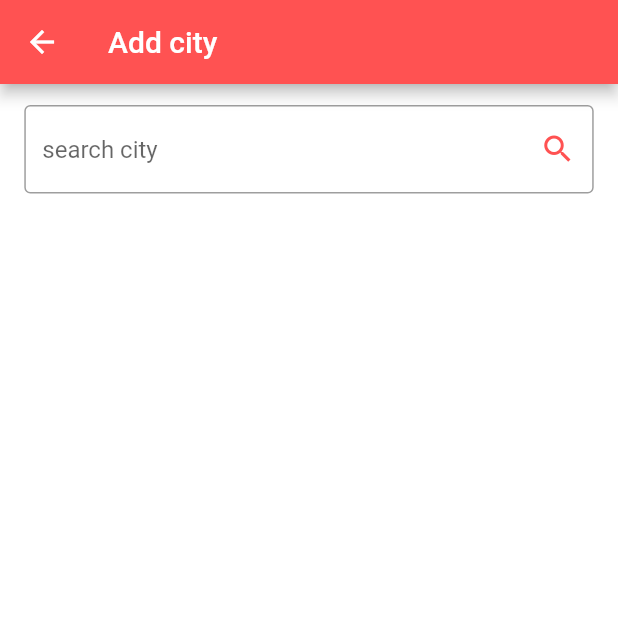
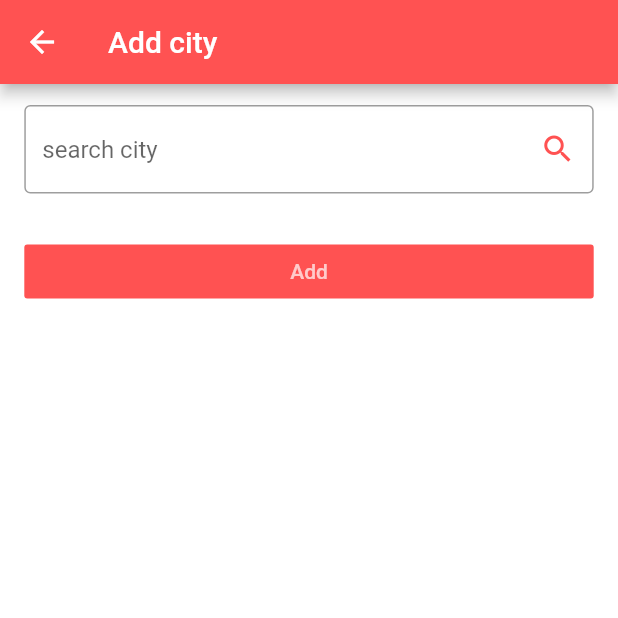
Before and after one commit to hadimir22/weather-app, a Flutter app: the AddCities screen opened by its route, on a phone screen of 412 x 824 dp, the top half of it. Run offline on Flutter 3.47's test engine with Material 2 defaults, Android fonts, the phone set to English and light mode, and no system bars; our stand-ins replace google_fonts, shared_preferences; accounts and stored records are empty.

```diff
--- a/lib/main.dart
+++ b/lib/main.dart
@@ -4,7 +4,7 @@ import 'package:weatherApp/ui/manage_cities.dart';
 import './ui//weather.dart';
 
 void main() {
-  runApp(new MaterialApp(
+  runApp(MaterialApp(
     debugShowCheckedModeBanner: false,
     title: 'Weatherman',
     initialRoute: 'home',
--- a/lib/ui/add_cities.dart
+++ b/lib/ui/add_cities.dart
@@ -40,22 +40,23 @@ class AddCities extends StatelessWidget {
                   ),
                   controller: _cityFieldController,
                   keyboardType: TextInputType.text,
+                  textInputAction: TextInputAction.search,
                   style: inputStyle(),
                 )),
               ),
-//              Padding(
-//                padding: const EdgeInsets.fromLTRB(0.2, 10.0, 0.2, 10.0),
-//                child: new ListTile(
-//                    title: new FlatButton(
-//                        onPressed: () {
-//                          _saveCities(_cityFieldController.text);
-//                          Navigator.pop(
-//                              context, {'enter': _cityFieldController.text});
-//                        },
-//                        color: Colors.redAccent,
-//                        textColor: Colors.white70,
-//                        child: new Text("Add"))),
-//              )
+              Padding(
+                padding: const EdgeInsets.fromLTRB(0.2, 10.0, 0.2, 10.0),
+                child: new ListTile(
+                    title: new FlatButton(
+                        onPressed: () {
+                          _saveCities(_cityFieldController.text);
+                          Navigator.pop(
+                              context, {'enter': _cityFieldController.text});
+                        },
+                        color: Colors.redAccent,
+                        textColor: Colors.white70,
+                        child: new Text("Add"))),
+              )
             ],
           )
         ],
--- a/pubspec.yaml
+++ b/pubspec.yaml
@@ -27,6 +27,7 @@ dependencies:
   # The following adds the Cupertino Icons font to your application.
   # Use with the CupertinoIcons class for iOS style icons.
   cupertino_icons: ^0.1.3
+  google_fonts: ^1.1.0
 
 dev_dependencies:
   flutter_test:
```
Also changed, not shown: lib/ui/navBar.dart (+4 -4 lines), lib/ui/weather.dart (+6 -18 lines), pubspec.lock.
